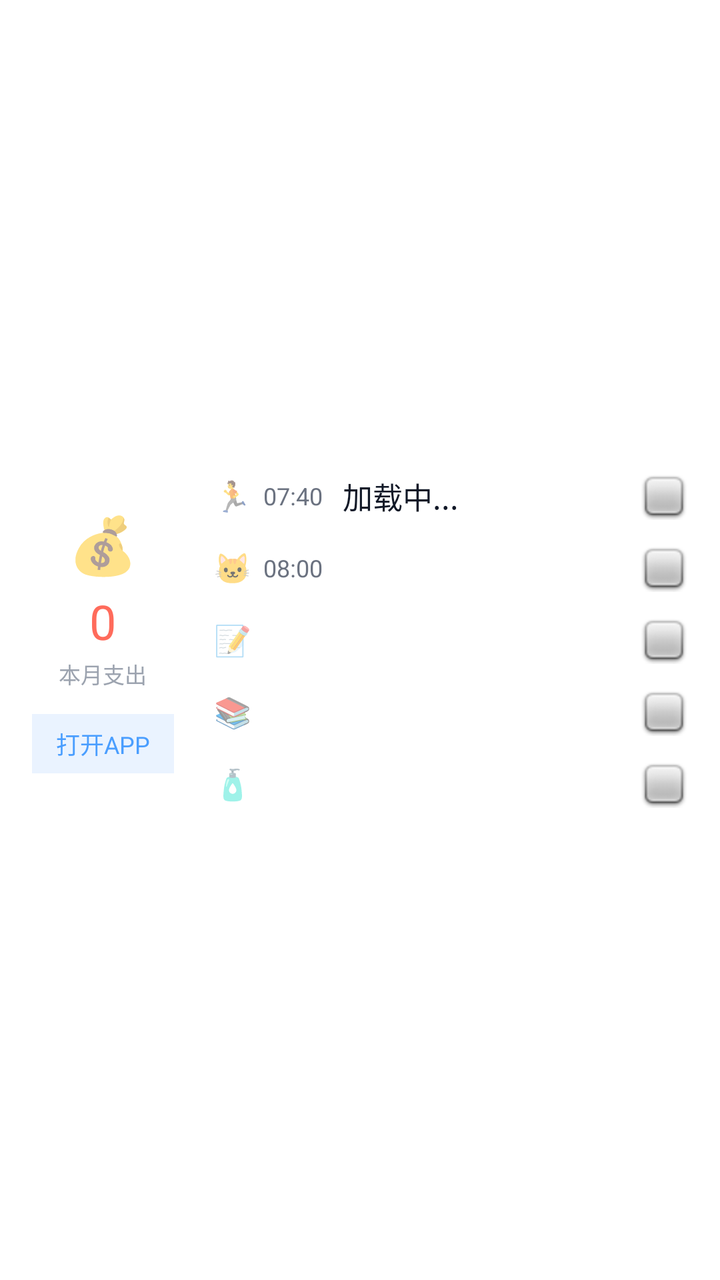
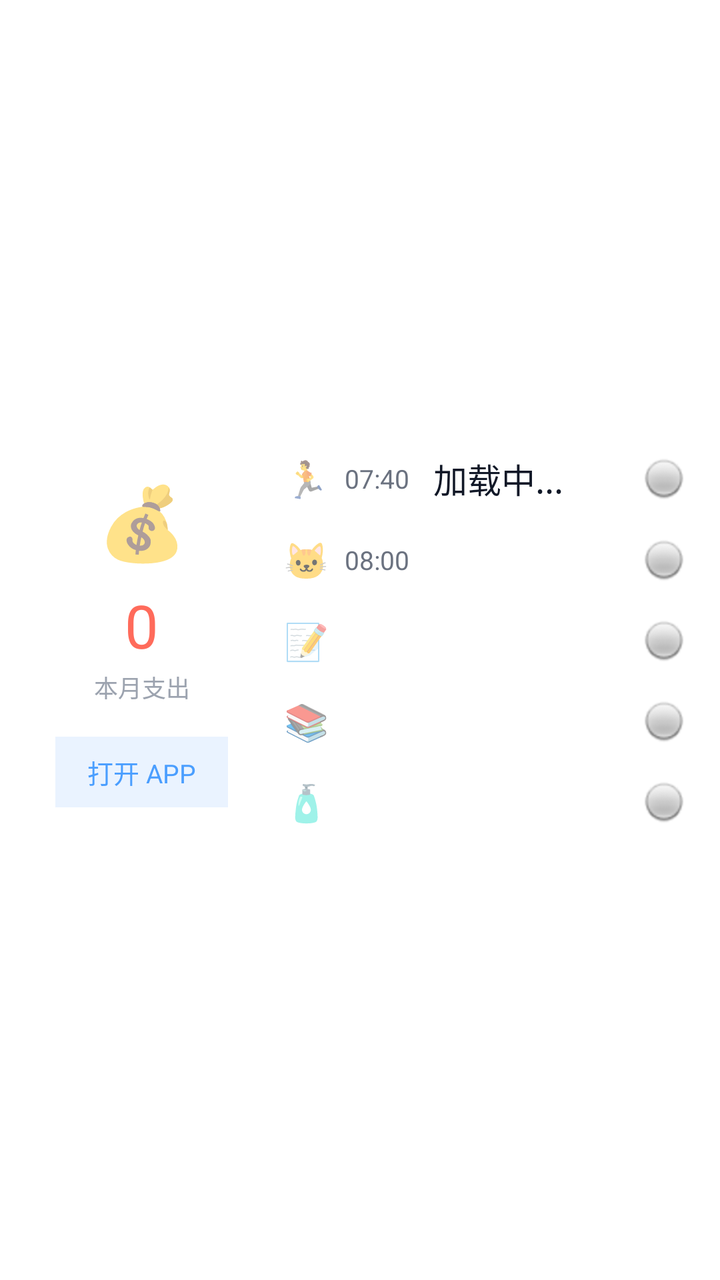

Before-and-after screenshots of an Android layout around one commit, followed by the original layout XML and the change that was made.
<!-- AndroidManifest.xml: application theme Theme.AppCompat.Light.NoActionBar -->
<!-- res/layout/widget_health_card.xml -->
<?xml version="1.0" encoding="utf-8"?>
<LinearLayout xmlns:android="http://schemas.android.com/apk/res/android"
    android:layout_width="match_parent"
    android:layout_height="match_parent"
    android:background="#FFFFFF"
    android:padding="16dp"
    android:orientation="horizontal">

    
    <LinearLayout
        android:layout_width="wrap_content"
        android:layout_height="match_parent"
        android:orientation="vertical"
        android:gravity="center">
        
        <TextView
            android:layout_width="wrap_content"
            android:layout_height="wrap_content"
            android:text="💰"
            android:textSize="28sp" />
            
        <TextView
            android:id="@+id/widget_expense"
            android:layout_width="wrap_content"
            android:layout_height="wrap_content"
            android:layout_marginTop="4dp"
            android:text="0"
            android:textColor="#FF6B5B"
            android:textSize="24sp" />

        <TextView
            android:layout_width="wrap_content"
            android:layout_height="wrap_content"
            android:layout_marginTop="2dp"
            android:text="本月支出"
            android:textColor="#9CA3AF"
            android:textSize="11sp" />

        <TextView
            android:id="@+id/widget_btn_open_app"
            android:layout_width="wrap_content"
            android:layout_height="wrap_content"
            android:layout_marginTop="12dp"
            android:text="打开APP"
            android:background="#EAF3FF"
            android:paddingLeft="12dp"
            android:paddingRight="12dp"
            android:paddingTop="6dp"
            android:paddingBottom="6dp"
            android:textColor="#4A9EFF"
            android:textSize="12sp" />
    </LinearLayout>

    
    <LinearLayout
        android:layout_width="0dp"
        android:layout_weight="1"
        android:layout_height="match_parent"
        android:layout_marginLeft="20dp"
        android:orientation="vertical"
        android:gravity="center_vertical">

        
        <LinearLayout android:id="@+id/widget_item_1_layout" android:layout_width="match_parent" android:layout_height="wrap_content" android:orientation="horizontal" android:gravity="center_vertical" android:paddingTop="6dp" android:paddingBottom="6dp">
            <TextView android:id="@+id/widget_item_1_icon" android:layout_width="wrap_content" android:layout_height="wrap_content" android:text="🏃" android:textSize="15sp" android:layout_marginRight="6dp" />
            <TextView android:id="@+id/widget_item_1_time" android:layout_width="wrap_content" android:layout_height="wrap_content" android:text="07:40" android:textColor="#6B7280" android:textSize="12sp" android:layout_marginRight="10dp" />
            <TextView android:id="@+id/widget_item_1_text" android:layout_width="0dp" android:layout_weight="1" android:layout_height="wrap_content" android:text="加载中..." android:textColor="#111827" android:textSize="15sp" android:maxLines="1" />
            <ImageView android:id="@+id/widget_item_1_check" android:layout_width="24dp" android:layout_height="24dp" android:src="@android:drawable/checkbox_off_background" />
        </LinearLayout>

        
        <LinearLayout android:id="@+id/widget_item_2_layout" android:layout_width="match_parent" android:layout_height="wrap_content" android:orientation="horizontal" android:gravity="center_vertical" android:paddingTop="6dp" android:paddingBottom="6dp">
            <TextView android:id="@+id/widget_item_2_icon" android:layout_width="wrap_content" android:layout_height="wrap_content" android:text="🐱" android:textSize="15sp" android:layout_marginRight="6dp" />
            <TextView android:id="@+id/widget_item_2_time" android:layout_width="wrap_content" android:layout_height="wrap_content" android:text="08:00" android:textColor="#6B7280" android:textSize="12sp" android:layout_marginRight="10dp" />
            <TextView android:id="@+id/widget_item_2_text" android:layout_width="0dp" android:layout_weight="1" android:layout_height="wrap_content" android:text="" android:textColor="#111827" android:textSize="15sp" android:maxLines="1" />
            <ImageView android:id="@+id/widget_item_2_check" android:layout_width="24dp" android:layout_height="24dp" android:src="@android:drawable/checkbox_off_background" />
        </LinearLayout>

        
        <LinearLayout android:id="@+id/widget_item_3_layout" android:layout_width="match_parent" android:layout_height="wrap_content" android:orientation="horizontal" android:gravity="center_vertical" android:paddingTop="6dp" android:paddingBottom="6dp">
            <TextView android:id="@+id/widget_item_3_icon" android:layout_width="wrap_content" android:layout_height="wrap_content" android:text="📝" android:textSize="15sp" android:layout_marginRight="6dp" />
            <TextView android:id="@+id/widget_item_3_time" android:layout_width="wrap_content" android:layout_height="wrap_content" android:text="" android:textColor="#6B7280" android:textSize="12sp" android:layout_marginRight="10dp" />
            <TextView android:id="@+id/widget_item_3_text" android:layout_width="0dp" android:layout_weight="1" android:layout_height="wrap_content" android:text="" android:textColor="#111827" android:textSize="15sp" android:maxLines="1" />
            <ImageView android:id="@+id/widget_item_3_check" android:layout_width="24dp" android:layout_height="24dp" android:src="@android:drawable/checkbox_off_background" />
        </LinearLayout>

        
        <LinearLayout android:id="@+id/widget_item_4_layout" android:layout_width="match_parent" android:layout_height="wrap_content" android:orientation="horizontal" android:gravity="center_vertical" android:paddingTop="6dp" android:paddingBottom="6dp">
            <TextView android:id="@+id/widget_item_4_icon" android:layout_width="wrap_content" android:layout_height="wrap_content" android:text="📚" android:textSize="15sp" android:layout_marginRight="6dp" />
            <TextView android:id="@+id/widget_item_4_time" android:layout_width="wrap_content" android:layout_height="wrap_content" android:text="" android:textColor="#6B7280" android:textSize="12sp" android:layout_marginRight="10dp" />
            <TextView android:id="@+id/widget_item_4_text" android:layout_width="0dp" android:layout_weight="1" android:layout_height="wrap_content" android:text="" android:textColor="#111827" android:textSize="15sp" android:maxLines="1" />
            <ImageView android:id="@+id/widget_item_4_check" android:layout_width="24dp" android:layout_height="24dp" android:src="@android:drawable/checkbox_off_background" />
        </LinearLayout>

        
        <LinearLayout android:id="@+id/widget_item_5_layout" android:layout_width="match_parent" android:layout_height="wrap_content" android:orientation="horizontal" android:gravity="center_vertical" android:paddingTop="6dp" android:paddingBottom="6dp">
            <TextView android:id="@+id/widget_item_5_icon" android:layout_width="wrap_content" android:layout_height="wrap_content" android:text="🧴" android:textSize="15sp" android:layout_marginRight="6dp" />
            <TextView android:id="@+id/widget_item_5_time" android:layout_width="wrap_content" android:layout_height="wrap_content" android:text="" android:textColor="#6B7280" android:textSize="12sp" android:layout_marginRight="10dp" />
            <TextView android:id="@+id/widget_item_5_text" android:layout_width="0dp" android:layout_weight="1" android:layout_height="wrap_content" android:text="" android:textColor="#111827" android:textSize="15sp" android:maxLines="1" />
            <ImageView android:id="@+id/widget_item_5_check" android:layout_width="24dp" android:layout_height="24dp" android:src="@android:drawable/checkbox_off_background" />
        </LinearLayout>
    </LinearLayout>
</LinearLayout>
<!-- resources referenced by this layout -->
<resources>

</resources>

<!-- the commit's change to res/layout/widget_health_card.xml (unified diff, before → after) -->
@@ -8,7 +8,7 @@
 
     
     <LinearLayout
-        android:layout_width="wrap_content"
+        android:layout_width="110dp"
         android:layout_height="match_parent"
         android:orientation="vertical"
         android:gravity="center">
@@ -17,16 +17,17 @@
             android:layout_width="wrap_content"
             android:layout_height="wrap_content"
             android:text="💰"
-            android:textSize="28sp" />
+            android:textSize="36sp" />
             
+        
         <TextView
             android:id="@+id/widget_expense"
             android:layout_width="wrap_content"
             android:layout_height="wrap_content"
-            android:layout_marginTop="4dp"
+            android:layout_marginTop="8dp"
             android:text="0"
             android:textColor="#FF6B5B"
-            android:textSize="24sp" />
+            android:textSize="30sp" />
 
         <TextView
             android:layout_width="wrap_content"
@@ -34,21 +35,21 @@
             android:layout_marginTop="2dp"
             android:text="本月支出"
             android:textColor="#9CA3AF"
-            android:textSize="11sp" />
+            android:textSize="12sp" />
 
         <TextView
             android:id="@+id/widget_btn_open_app"
             android:layout_width="wrap_content"
             android:layout_height="wrap_content"
-            android:layout_marginTop="12dp"
-            android:text="打开APP"
+            android:layout_marginTop="16dp"
+            android:text="打开 APP"
             android:background="#EAF3FF"
-            android:paddingLeft="12dp"
-            android:paddingRight="12dp"
-            android:paddingTop="6dp"
-            android:paddingBottom="6dp"
+            android:paddingLeft="16dp"
+            android:paddingRight="16dp"
+            android:paddingTop="8dp"
+            android:paddingBottom="8dp"
             android:textColor="#4A9EFF"
-            android:textSize="12sp" />
+            android:textSize="13sp" />
     </LinearLayout>
 
     
@@ -56,48 +57,49 @@
         android:layout_width="0dp"
         android:layout_weight="1"
         android:layout_height="match_parent"
-        android:layout_marginLeft="20dp"
+        android:layout_marginLeft="16dp"
         android:orientation="vertical"
         android:gravity="center_vertical">
 
         
-        <LinearLayout android:id="@+id/widget_item_1_layout" android:layout_width="match_parent" android:layout_height="wrap_content" android:orientation="horizontal" android:gravity="center_vertical" android:paddingTop="6dp" android:paddingBottom="6dp">
-            <TextView android:id="@+id/widget_item_1_icon" android:layout_width="wrap_content" android:layout_height="wrap_content" android:text="🏃" android:textSize="15sp" android:layout_marginRight="6dp" />
-            <TextView android:id="@+id/widget_item_1_time" android:layout_width="wrap_content" android:layout_height="wrap_content" android:text="07:40" android:textColor="#6B7280" android:textSize="12sp" android:layout_marginRight="10dp" />
-            <TextView android:id="@+id/widget_item_1_text" android:layout_width="0dp" android:layout_weight="1" android:layout_height="wrap_content" android:text="加载中..." android:textColor="#111827" android:textSize="15sp" android:maxLines="1" />
-            <ImageView android:id="@+id/widget_item_1_check" android:layout_width="24dp" android:layout_height="24dp" android:src="@android:drawable/checkbox_off_background" />
+        <LinearLayout android:id="@+id/widget_item_1_layout" android:layout_width="match_parent" android:layout_height="wrap_content" android:orientation="horizontal" android:gravity="center_vertical" android:paddingTop="8dp" android:paddingBottom="8dp">
+            <TextView android:id="@+id/widget_item_1_icon" android:layout_width="wrap_content" android:layout_height="wrap_content" android:text="🏃" android:textSize="18sp" android:layout_marginEnd="8dp" />
+            <TextView android:id="@+id/widget_item_1_time" android:layout_width="wrap_content" android:layout_height="wrap_content" android:text="07:40" android:textColor="#6B7280" android:textSize="13sp" android:layout_marginEnd="12dp" />
+            <TextView android:id="@+id/widget_item_1_text" android:layout_width="0dp" android:layout_weight="1" android:layout_height="wrap_content" android:text="加载中..." android:textColor="#111827" android:textSize="17sp" android:maxLines="1" android:ellipsize="end" />
+            
+            <ImageView android:id="@+id/widget_item_1_check" android:layout_width="24dp" android:layout_height="24dp" android:src="@android:drawable/radiobutton_off_background" />
         </LinearLayout>
 
         
-        <LinearLayout android:id="@+id/widget_item_2_layout" android:layout_width="match_parent" android:layout_height="wrap_content" android:orientation="horizontal" android:gravity="center_vertical" android:paddingTop="6dp" android:paddingBottom="6dp">
-            <TextView android:id="@+id/widget_item_2_icon" android:layout_width="wrap_content" android:layout_height="wrap_content" android:text="🐱" android:textSize="15sp" android:layout_marginRight="6dp" />
-            <TextView android:id="@+id/widget_item_2_time" android:layout_width="wrap_content" android:layout_height="wrap_content" android:text="08:00" android:textColor="#6B7280" android:textSize="12sp" android:layout_marginRight="10dp" />
-            <TextView android:id="@+id/widget_item_2_text" android:layout_width="0dp" android:layout_weight="1" android:layout_height="wrap_content" android:text="" android:textColor="#111827" android:textSize="15sp" android:maxLines="1" />
-            <ImageView android:id="@+id/widget_item_2_check" android:layout_width="24dp" android:layout_height="24dp" android:src="@android:drawable/checkbox_off_background" />
+        <LinearLayout android:id="@+id/widget_item_2_layout" android:layout_width="match_parent" android:layout_height="wrap_content" android:orientation="horizontal" android:gravity="center_vertical" android:paddingTop="8dp" android:paddingBottom="8dp">
+            <TextView android:id="@+id/widget_item_2_icon" android:layout_width="wrap_content" android:layout_height="wrap_content" android:text="🐱" android:textSize="18sp" android:layout_marginEnd="8dp" />
+            <TextView android:id="@+id/widget_item_2_time" android:layout_width="wrap_content" android:layout_height="wrap_content" android:text="08:00" android:textColor="#6B7280" android:textSize="13sp" android:layout_marginEnd="12dp" />
+            <TextView android:id="@+id/widget_item_2_text" android:layout_width="0dp" android:layout_weight="1" android:layout_height="wrap_content" android:text="" android:textColor="#111827" android:textSize="17sp" android:maxLines="1" android:ellipsize="end" />
+            <ImageView android:id="@+id/widget_item_2_check" android:layout_width="24dp" android:layout_height="24dp" android:src="@android:drawable/radiobutton_off_background" />
         </LinearLayout>
 
         
-        <LinearLayout android:id="@+id/widget_item_3_layout" android:layout_width="match_parent" android:layout_height="wrap_content" android:orientation="horizontal" android:gravity="center_vertical" android:paddingTop="6dp" android:paddingBottom="6dp">
-            <TextView android:id="@+id/widget_item_3_icon" android:layout_width="wrap_content" android:layout_height="wrap_content" android:text="📝" android:textSize="15sp" android:layout_marginRight="6dp" />
-            <TextView android:id="@+id/widget_item_3_time" android:layout_width="wrap_content" android:layout_height="wrap_content" android:text="" android:textColor="#6B7280" android:textSize="12sp" android:layout_marginRight="10dp" />
-            <TextView android:id="@+id/widget_item_3_text" android:layout_width="0dp" android:layout_weight="1" android:layout_height="wrap_content" android:text="" android:textColor="#111827" android:textSize="15sp" android:maxLines="1" />
-            <ImageView android:id="@+id/widget_item_3_check" android:layout_width="24dp" android:layout_height="24dp" android:src="@android:drawable/checkbox_off_background" />
+        <LinearLayout android:id="@+id/widget_item_3_layout" android:layout_width="match_parent" android:layout_height="wrap_content" android:orientation="horizontal" android:gravity="center_vertical" android:paddingTop="8dp" android:paddingBottom="8dp">
+            <TextView android:id="@+id/widget_item_3_icon" android:layout_width="wrap_content" android:layout_height="wrap_content" android:text="📝" android:textSize="18sp" android:layout_marginEnd="8dp" />
+            <TextView android:id="@+id/widget_item_3_time" android:layout_width="wrap_content" android:layout_height="wrap_content" android:text="" android:textColor="#6B7280" android:textSize="13sp" android:layout_marginEnd="12dp" />
+            <TextView android:id="@+id/widget_item_3_text" android:layout_width="0dp" android:layout_weight="1" android:layout_height="wrap_content" android:text="" android:textColor="#111827" android:textSize="17sp" android:maxLines="1" android:ellipsize="end" />
+            <ImageView android:id="@+id/widget_item_3_check" android:layout_width="24dp" android:layout_height="24dp" android:src="@android:drawable/radiobutton_off_background" />
         </LinearLayout>
 
         
-        <LinearLayout android:id="@+id/widget_item_4_layout" android:layout_width="match_parent" android:layout_height="wrap_content" android:orientation="horizontal" android:gravity="center_vertical" android:paddingTop="6dp" android:paddingBottom="6dp">
-            <TextView android:id="@+id/widget_item_4_icon" android:layout_width="wrap_content" android:layout_height="wrap_content" android:text="📚" android:textSize="15sp" android:layout_marginRight="6dp" />
-            <TextView android:id="@+id/widget_item_4_time" android:layout_width="wrap_content" android:layout_height="wrap_content" android:text="" android:textColor="#6B7280" android:textSize="12sp" android:layout_marginRight="10dp" />
-            <TextView android:id="@+id/widget_item_4_text" android:layout_width="0dp" android:layout_weight="1" android:layout_height="wrap_content" android:text="" android:textColor="#111827" android:textSize="15sp" android:maxLines="1" />
-            <ImageView android:id="@+id/widget_item_4_check" android:layout_width="24dp" android:layout_height="24dp" android:src="@android:drawable/checkbox_off_background" />
+        <LinearLayout android:id="@+id/widget_item_4_layout" android:layout_width="match_parent" android:layout_height="wrap_content" android:orientation="horizontal" android:gravity="center_vertical" android:paddingTop="8dp" android:paddingBottom="8dp">
+            <TextView android:id="@+id/widget_item_4_icon" android:layout_width="wrap_content" android:layout_height="wrap_content" android:text="📚" android:textSize="18sp" android:layout_marginEnd="8dp" />
+            <TextView android:id="@+id/widget_item_4_time" android:layout_width="wrap_content" android:layout_height="wrap_content" android:text="" android:textColor="#6B7280" android:textSize="13sp" android:layout_marginEnd="12dp" />
+            <TextView android:id="@+id/widget_item_4_text" android:layout_width="0dp" android:layout_weight="1" android:layout_height="wrap_content" android:text="" android:textColor="#111827" android:textSize="17sp" android:maxLines="1" android:ellipsize="end" />
+            <ImageView android:id="@+id/widget_item_4_check" android:layout_width="24dp" android:layout_height="24dp" android:src="@android:drawable/radiobutton_off_background" />
         </LinearLayout>
 
         
-        <LinearLayout android:id="@+id/widget_item_5_layout" android:layout_width="match_parent" android:layout_height="wrap_content" android:orientation="horizontal" android:gravity="center_vertical" android:paddingTop="6dp" android:paddingBottom="6dp">
-            <TextView android:id="@+id/widget_item_5_icon" android:layout_width="wrap_content" android:layout_height="wrap_content" android:text="🧴" android:textSize="15sp" android:layout_marginRight="6dp" />
-            <TextView android:id="@+id/widget_item_5_time" android:layout_width="wrap_content" android:layout_height="wrap_content" android:text="" android:textColor="#6B7280" android:textSize="12sp" android:layout_marginRight="10dp" />
-            <TextView android:id="@+id/widget_item_5_text" android:layout_width="0dp" android:layout_weight="1" android:layout_height="wrap_content" android:text="" android:textColor="#111827" android:textSize="15sp" android:maxLines="1" />
-            <ImageView android:id="@+id/widget_item_5_check" android:layout_width="24dp" android:layout_height="24dp" android:src="@android:drawable/checkbox_off_background" />
+        <LinearLayout android:id="@+id/widget_item_5_layout" android:layout_width="match_parent" android:layout_height="wrap_content" android:orientation="horizontal" android:gravity="center_vertical" android:paddingTop="8dp" android:paddingBottom="8dp">
+            <TextView android:id="@+id/widget_item_5_icon" android:layout_width="wrap_content" android:layout_height="wrap_content" android:text="🧴" android:textSize="18sp" android:layout_marginEnd="8dp" />
+            <TextView android:id="@+id/widget_item_5_time" android:layout_width="wrap_content" android:layout_height="wrap_content" android:text="" android:textColor="#6B7280" android:textSize="13sp" android:layout_marginEnd="12dp" />
+            <TextView android:id="@+id/widget_item_5_text" android:layout_width="0dp" android:layout_weight="1" android:layout_height="wrap_content" android:text="" android:textColor="#111827" android:textSize="17sp" android:maxLines="1" android:ellipsize="end" />
+            <ImageView android:id="@+id/widget_item_5_check" android:layout_width="24dp" android:layout_height="24dp" android:src="@android:drawable/radiobutton_off_background" />
         </LinearLayout>
     </LinearLayout>
 </LinearLayout>
